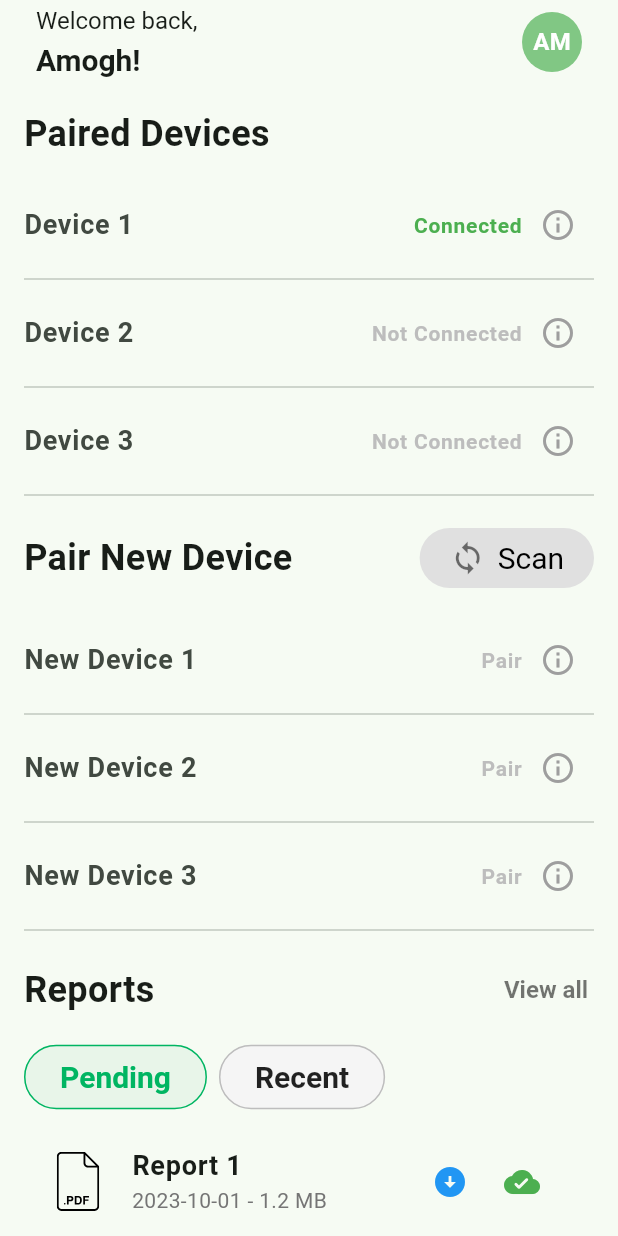
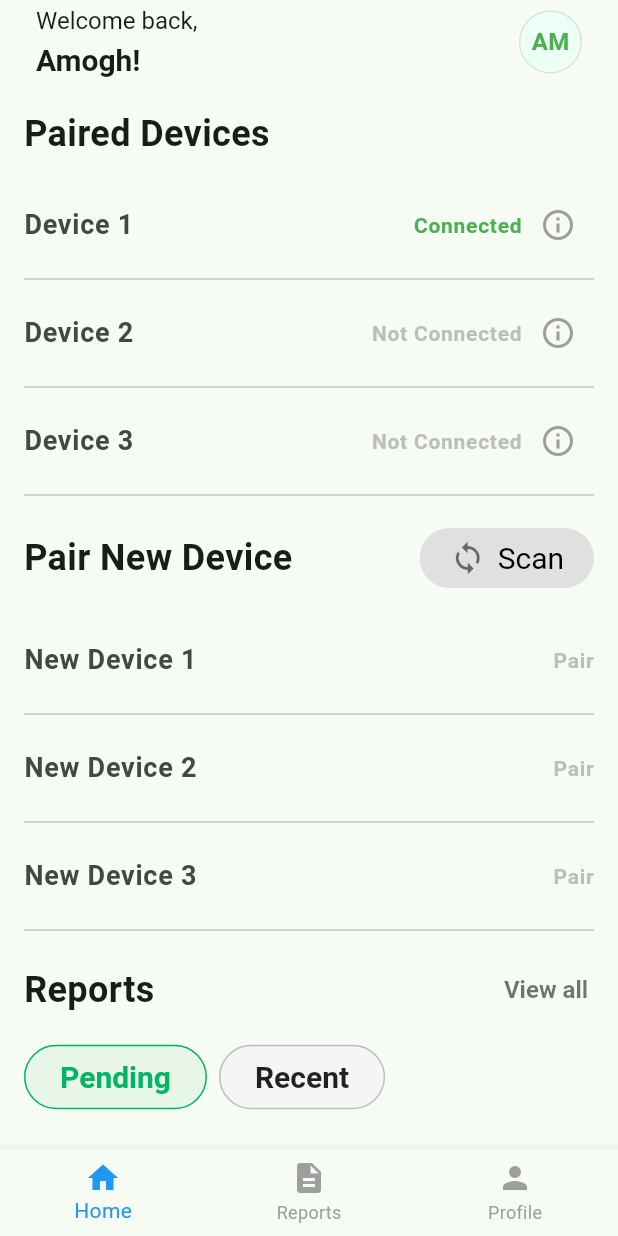
Before and after one commit to mYashavanth/mesha_bluetooth_app, a Flutter app: the BluetoothDeviceManager screen opened by its route, after a tap on the "info outline" icon, on a phone screen of 412 x 824 dp. Run offline on Flutter 3.47's test engine with Material 3 defaults, Android fonts, the phone set to English and light mode, and no system bars; our stand-ins replace flutter_svg.

```diff
--- a/lib/components/bottom_navbar.dart
+++ b/lib/components/bottom_navbar.dart
@@ -2,11 +2,9 @@ import 'package:flutter/material.dart';
 
 class BottomNavBar extends StatelessWidget {
   final int currentIndex; // Active page index
-  final Function(int) onTap; // Callback for navigation
 
   const BottomNavBar({
     required this.currentIndex,
-    required this.onTap,
     super.key,
   });
 
@@ -14,7 +12,49 @@ class BottomNavBar extends StatelessWidget {
   Widget build(BuildContext context) {
     return BottomNavigationBar(
       currentIndex: currentIndex, // Current selected index
-      onTap: onTap, // Handle navigation
+      onTap: (index) {
+        // Handle navigation based on the index
+        switch (index) {
+          case 0: // Home
+            Navigator.of(context)
+                .popUntil((route) => '/home' == route.settings.name);
+            break;
+          case 1: // Reports
+            Navigator.pushNamed(context, '/reports'); // Navigate to settings
+            break;
+          case 2: // Profile
+            Navigator.pushNamed(context, '/profile'); // Navigate to profile
+            break;
+          default:
+            break;
+        }
+      },
+      // onTap: (index) {
+      //   // Handle navigation based on the index
+      //   switch (index) {
+      //     case 0: // Home
+      //       if (ModalRoute.of(context)?.settings.name != '/home') {
+      //         Navigator.pushNamedAndRemoveUntil(
+      //           context,
+      //           '/home',
+      //           (route) => false, // Remove all routes
+      //         );
+      //       }
+      //       break;
+      //     case 1: // Reports
+      //       if (ModalRoute.of(context)?.settings.name != '/reports') {
+      //         Navigator.pushReplacementNamed(context, '/reports');
+      //       }
+      //       break;
+      //     case 2: // Profile
+      //       if (ModalRoute.of(context)?.settings.name != '/profile') {
+      //         Navigator.pushReplacementNamed(context, '/profile');
+      //       }
+      //       break;
+      //     default:
+      //       break;
+      //   }
+      // },
       items: const [
         BottomNavigationBarItem(
           icon: Icon(Icons.home),
--- a/lib/main.dart
+++ b/lib/main.dart
@@ -1,7 +1,7 @@
 import 'package:flutter/material.dart';
 import 'package:flutter_localizations/flutter_localizations.dart';
 import 'package:mesha_bluetooth_data_retrieval/views/home_bluetooth.dart';
-import 'package:mesha_bluetooth_data_retrieval/views/navigation.dart';
+// import 'package:mesha_bluetooth_data_retrieval/views/navigation.dart';
 import 'package:mesha_bluetooth_data_retrieval/views/login.dart';
 import 'package:mesha_bluetooth_data_retrieval/views/profile.dart';
 import 'package:mesha_bluetooth_data_retrieval/views/reports.dart';
@@ -90,10 +90,10 @@ class MyApp extends StatelessWidget {
       home: const SplashScreen(),
       routes: {
         '/login': (context) => const LogIn(),
-        '/navigation': (context) => const Navigation(currentIndex: 0),
+        // '/navigation': (context) => const Navigation(currentIndex: 0),
         '/home': (context) => const BluetoothDeviceManager(),
         '/test': (context) => const HomeScreen(),
-        '/settings': (context) => const ReportsScreen(),
+        '/reports': (context) => const ReportsScreen(),
         '/profile': (context) => const ProfileScreen(),
         '/splash': (context) => const SplashScreen(),
       },
--- a/lib/views/home_bluetooth.dart
+++ b/lib/views/home_bluetooth.dart
@@ -1,6 +1,7 @@
 import 'dart:math'; // Import the math library for pi
 import 'package:flutter/material.dart';
 import 'package:flutter_svg/flutter_svg.dart';
+import 'package:mesha_bluetooth_data_retrieval/components/bottom_navbar.dart';
 
 class BluetoothDeviceManager extends StatefulWidget {
   const BluetoothDeviceManager({super.key});
@@ -198,16 +199,25 @@ class _BluetoothDeviceManagerState extends State<BluetoothDeviceManager> {
                   ],
                 ),
               ),
-              CircleAvatar(
-                backgroundColor: Colors.green.shade300,
-                child: Text(
-                  _userName.substring(0, 2).toUpperCase(),
-                  style: const TextStyle(
-                    color: Colors.white,
-                    fontWeight: FontWeight.bold,
+              Container(
+                decoration: BoxDecoration(
+                  shape: BoxShape.circle, // Ensure the border is circular
+                  border: Border.all(
+                    color: Color(0xFFDDDDDD),
+                    width: 1.0, // Border width
                   ),
                 ),
-              ),
+                child: CircleAvatar(
+                  backgroundColor: Color(0xFFECFFF6),
+                  child: Text(
+                    _userName.substring(0, 2).toUpperCase(),
+                    style: TextStyle(
+                      color: Colors.green,
+                      fontWeight: FontWeight.bold,
+                    ),
+                  ),
+                ),
+              )
             ],
           ),
         ),
@@ -346,15 +356,15 @@ class _BluetoothDeviceManagerState extends State<BluetoothDeviceManager> {
                                   fontWeight: FontWeight.bold,
                                 ),
                               ),
-                              IconButton(
-                                icon: Icon(
-                                  Icons.info_outline,
-                                  color: Colors.grey.shade500,
-                                ),
-                                onPressed: () {
-                                  // Show more info or action for the device
-                                },
-                              ),
+                              // IconButton(
+                              //   icon: Icon(
+                              //     Icons.info_outline,
+                              //     color: Colors.grey.shade500,
+                              //   ),
+                              //   onPressed: () {
+                              //     // Show more info or action for the device
+                              //   },
+                              // ),
                             ],
                           ),
                           onTap: () => _pairNewDevice(index),
@@ -514,10 +524,7 @@ class _BluetoothDeviceManagerState extends State<BluetoothDeviceManager> {
           ),
         ),
       ),
-      // bottomNavigationBar: BottomNavBar(
-      //   currentIndex: widget.currentIndex,
-      //   onTap: widget.onTap,
-      // ),
+      bottomNavigationBar: BottomNavBar(currentIndex: 0),
     );
   }
 }
--- a/lib/views/profile.dart
+++ b/lib/views/profile.dart
@@ -1,4 +1,5 @@
 import 'package:flutter/material.dart';
+import 'package:mesha_bluetooth_data_retrieval/components/bottom_navbar.dart';
 
 class ProfileScreen extends StatefulWidget {
   const ProfileScreen({super.key});
@@ -19,6 +20,7 @@ class _ProfileScreenState extends State<ProfileScreen> {
           style: TextStyle(fontSize: 18),
         ),
       ),
+      bottomNavigationBar: BottomNavBar(currentIndex: 2),
     );
   }
 }
--- a/lib/views/reports.dart
+++ b/lib/views/reports.dart
@@ -1,4 +1,5 @@
 import 'package:flutter/material.dart';
+import 'package:mesha_bluetooth_data_retrieval/components/bottom_navbar.dart';
 
 class ReportsScreen extends StatefulWidget {
   const ReportsScreen({super.key});
@@ -19,6 +20,7 @@ class _ReportsScreenState extends State<ReportsScreen> {
           style: TextStyle(fontSize: 18),
         ),
       ),
+      bottomNavigationBar: BottomNavBar(currentIndex: 1),
     );
   }
 }
```
Also changed, not shown: lib/views/login.dart (+14 -12 lines), lib/views/navigation.dart (+42 -42 lines).
